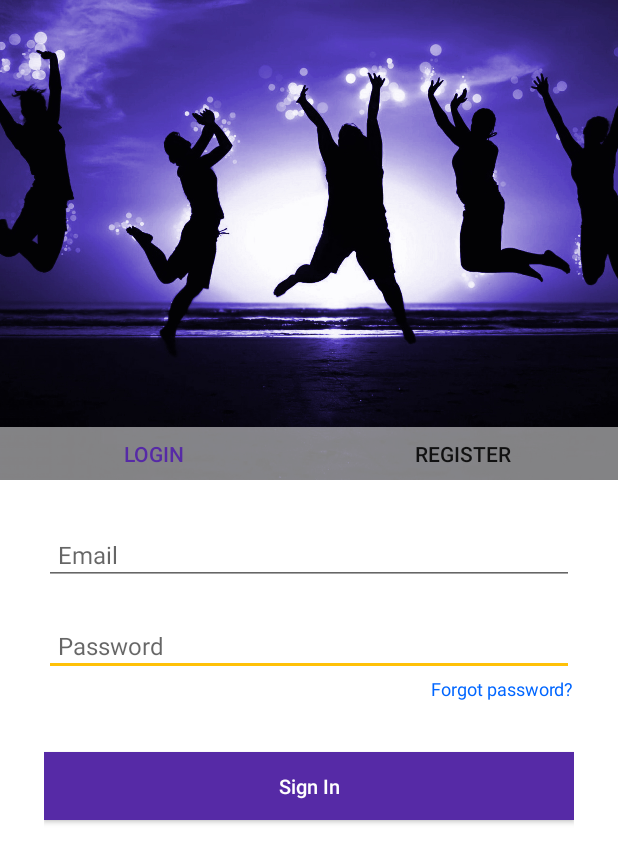
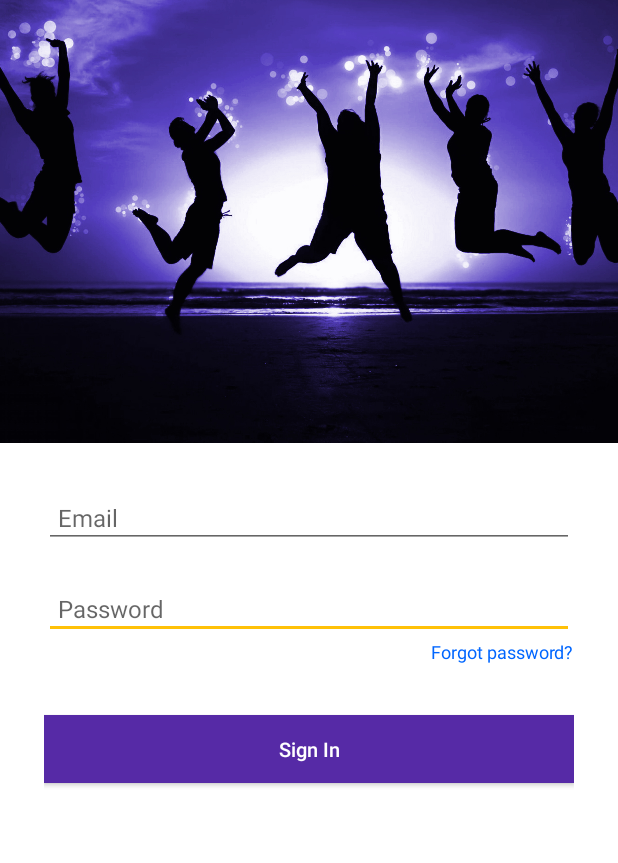
Before and after one commit to Pancor/Stagap, an Android app: the screen it shows after launch (LoginActivity), on a phone screen of 412 x 824 dp. Shown: the top 863 px of the screen. Run offline under Robolectric (Android 15) with nearby library versions, the phone set to English and light mode, and no system bars; our stand-ins replace Firebase (no records; nobody signed in at launch, a user with empty details on screens opened directly); 2 statements that could not run were skipped.

Commit message:
Added ViewPager

```diff
--- a/app/build.gradle
+++ b/app/build.gradle
@@ -28,6 +28,7 @@ dependencies {
     implementation 'com.android.support:support-v4:26.1.0'
     compile 'com.google.firebase:firebase-firestore:11.8.0'
     implementation 'com.google.firebase:firebase-auth:11.8.0'
+    compile 'com.astuetz:pagerslidingtabstrip:1.0.1'
     compile 'de.hdodenhof:circleimageview:2.2.0'
     testImplementation 'junit:junit:4.12'
     androidTestImplementation 'com.android.support.test:runner:1.0.1'
--- a/app/src/main/java/com/stagap/stagap/LoginActivity.java
+++ b/app/src/main/java/com/stagap/stagap/LoginActivity.java
@@ -1,41 +1,47 @@
 package com.stagap.stagap;
 
+
+import android.app.ActionBar;
+import android.app.FragmentTransaction;
 import android.os.Bundle;
-import android.support.v4.app.Fragment;
-import android.support.v4.app.FragmentTransaction;
+import android.support.v4.view.ViewPager;
+
 import android.support.v7.app.AppCompatActivity;
-import android.view.View;
 
-public class LoginActivity extends AppCompatActivity {
-    private FragmentTransaction fragmentTransaction;
+public class LoginActivity extends AppCompatActivity implements ActionBar.TabListener{
+    private ViewPager viewPager;
+    private ActionBar actionBar;
+    private String[] tabs = { "LOGIN", "REGISTER"};
 
     @Override
     protected void onCreate(Bundle savedInstanceState) {
         super.onCreate(savedInstanceState);
         setContentView(R.layout.activity_login);
-        fragmentTransaction = getSupportFragmentManager().beginTransaction();
-        setFragment(new LoginFragment());
-    }
 
-    public void onClick(View view){
-        int id = view.getId();
-        switch(id){
-            case(R.id.baseLoginBtn):
-                LoginFragment loginFragment = new LoginFragment();
-                setFragment(loginFragment);
-                break;
-            case(R.id.baseRegBtn):
-                RegisterFragment registerFragment = new RegisterFragment();
-                setFragment(registerFragment);
-                break;
+        viewPager = findViewById(R.id.pager);
+        actionBar = getActionBar();
+        viewPager.setAdapter(new TabsPagerAdapter(getSupportFragmentManager()));
+        actionBar.setNavigationMode(ActionBar.NAVIGATION_MODE_TABS);
+
+        for (String tab_name : tabs) {
+            actionBar.addTab(actionBar.newTab().setText(tab_name)
+                    .setTabListener(this));
         }
 
     }
 
-    private void setFragment(Fragment fragment){
-        fragmentTransaction.replace(R.id.loginRegFragment, fragment);
-        fragmentTransaction.commit();
+    @Override
+    public void onTabSelected(ActionBar.Tab tab, FragmentTransaction fragmentTransaction) {
 
     }
 
+    @Override
+    public void onTabUnselected(ActionBar.Tab tab, FragmentTransaction fragmentTransaction) {
+
+    }
+
+    @Override
+    public void onTabReselected(ActionBar.Tab tab, FragmentTransaction fragmentTransaction) {
+
+    }
 }
--- /dev/null
+++ b/app/src/main/java/com/stagap/stagap/TabsPagerAdapter.java
@@ -0,0 +1,35 @@
+package com.stagap.stagap;
+
+import android.support.v4.app.Fragment;
+import android.support.v4.app.FragmentManager;
+import android.support.v4.app.FragmentPagerAdapter;
+
+public class TabsPagerAdapter extends FragmentPagerAdapter {
+
+    private final String[] titles = {"LOGIN", "REGISTER"};
+
+    public TabsPagerAdapter(FragmentManager fm) {
+        super(fm);
+    }
+
+    @Override
+    public Fragment getItem(int position) {
+        switch (position) {
+            case 0:
+                return new LoginFragment();
+            case 1:
+                return new RegisterFragment();
+        }
+        return null;
+    }
+
+    @Override
+    public int getCount() {
+        return titles.length;
+    }
+
+    @Override
+    public CharSequence getPageTitle(int position) {
+        return titles[position];
+    }
+}
--- a/app/src/main/res/layout/activity_login.xml
+++ b/app/src/main/res/layout/activity_login.xml
@@ -10,59 +10,22 @@
         android:layout_width="match_parent"
         android:layout_height="wrap_content">
 
-        <FrameLayout
-            android:id="@+id/loginRegFragment"
+        <android.support.v4.view.ViewPager
+            android:id="@+id/pager"
             android:layout_width="match_parent"
             android:layout_height="match_parent"
-            android:layout_below="@id/frameLayout" />
+            android:layout_below="@id/mainImage" />
 
-        <FrameLayout
-            android:id="@+id/frameLayout"
+
+        <ImageView
+            android:id="@+id/mainImage"
             android:layout_width="match_parent"
-            android:layout_height="320dp"
+            android:layout_height="295dp"
             android:layout_alignParentLeft="true"
             android:layout_alignParentStart="true"
-            android:layout_alignParentTop="true">
-
-            <ImageView
-                android:id="@+id/imageView2"
-                android:layout_width="match_parent"
-                android:layout_height="match_parent"
-                android:layout_alignParentLeft="true"
-                android:layout_alignParentStart="true"
-                android:layout_alignParentTop="true"
-                android:scaleType="centerCrop"
-                android:src="@drawable/happy" />
-
-            <LinearLayout
-                android:layout_width="match_parent"
-                android:layout_height="match_parent"
-                android:layout_gravity="bottom"
-                android:orientation="horizontal">
-
-                <Button
-                    android:id="@+id/baseLoginBtn"
-                    android:layout_width="wrap_content"
-                    android:layout_height="35dp"
-                    android:layout_gravity="bottom"
-                    android:layout_weight="1"
-                    android:background="@drawable/loginregister_buttons"
-                    android:onClick="onClick"
-                    android:text="@string/login"
-                    android:textColor="@color/colorPrimaryDark" />
-
-                <Button
-                    android:id="@+id/baseRegBtn"
-                    android:layout_width="wrap_content"
-                    android:layout_height="35dp"
-                    android:layout_gravity="bottom"
-                    android:layout_weight="1"
-                    android:background="@drawable/loginregister_buttons"
-                    android:onClick="onClick"
-                    android:text="Register" />
-            </LinearLayout>
-
-        </FrameLayout>
+            android:layout_alignParentTop="true"
+            android:scaleType="centerCrop"
+            android:src="@drawable/happy" />
 
     </RelativeLayout>
 
```
